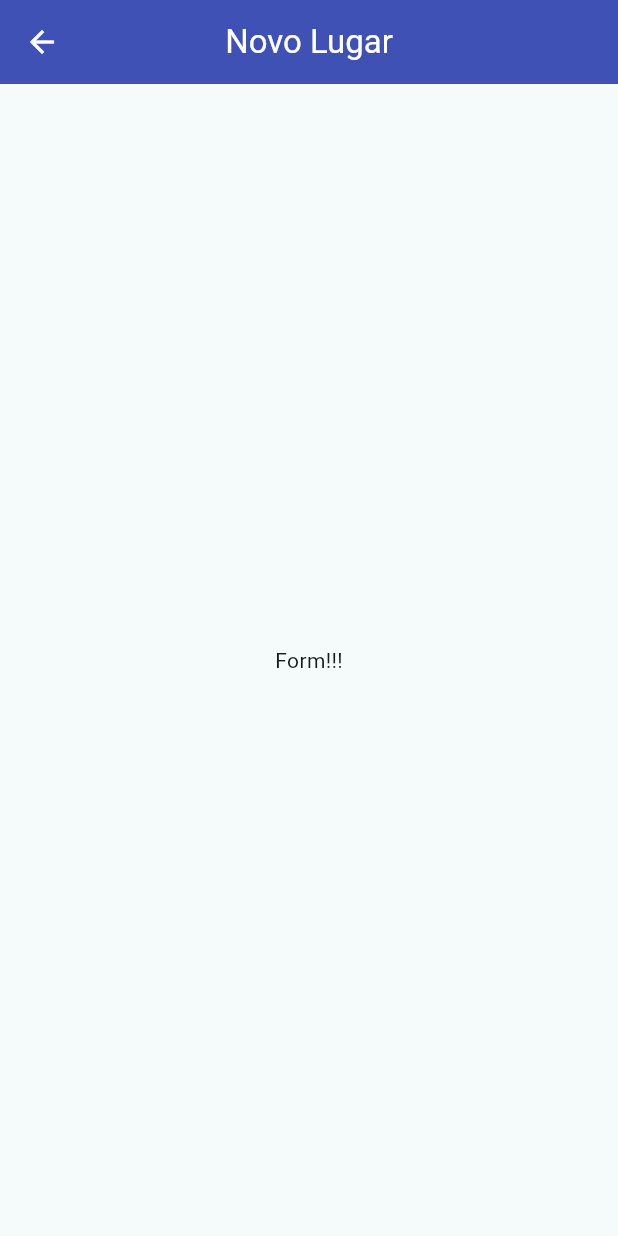
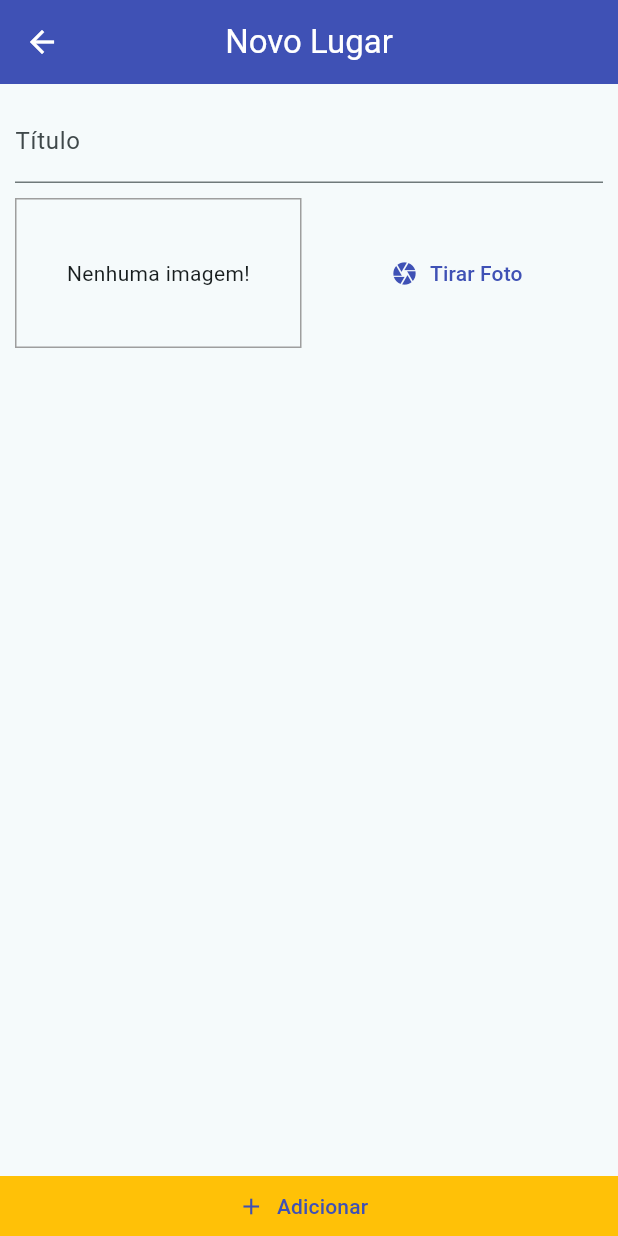
Before and after one commit to leopoldokiala/Great-Places, a Flutter app: the PlacesFormScreen screen opened by its route, on a phone screen of 412 x 824 dp. Run offline on Flutter 3.47's test engine with Material 3 defaults, Android fonts, the phone set to English and light mode, and no system bars.

Commit message:
feat: Formulário Novo Lugar

```diff
--- a/lib/screens/places_form_screen.dart
+++ b/lib/screens/places_form_screen.dart
@@ -1,4 +1,6 @@
 import 'package:flutter/material.dart';
+
+import '../widgets/image_input.dart';
 
 class PlacesFormScreen extends StatefulWidget {
   const new({super.key});
@@ -12,7 +14,40 @@ class _PlacesFormScreenState extends State<PlacesFormScreen> {
   Widget build(BuildContext context) {
     return Scaffold(
       appBar: AppBar(title: Text('Novo Lugar')),
-      body: Center(child: Text('Form!!!')),
+      body: Column(
+        crossAxisAlignment: .stretch,
+        children: [
+          Expanded(
+            child: SingleChildScrollView(
+              child: Padding(
+                padding: const EdgeInsets.all(10.0),
+                child: Column(
+                  children: [
+                    TextField(decoration: InputDecoration(labelText: 'Título')),
+                    SizedBox(height: 10),
+                    ImageInput(),
+                  ],
+                ),
+              ),
+            ),
+          ),
+          ElevatedButton.icon(
+            style: ButtonStyle(
+              backgroundColor: WidgetStatePropertyAll(
+                Theme.of(context).colorScheme.secondary,
+              ),
+              shape: WidgetStatePropertyAll(
+                RoundedRectangleBorder(borderRadius: BorderRadius.zero),
+              ),
+              elevation: WidgetStatePropertyAll(0),
+              tapTargetSize: MaterialTapTargetSize.shrinkWrap,
+            ),
+            onPressed: () {},
+            label: Text('Adicionar'),
+            icon: Icon(Icons.add),
+          ),
+        ],
+      ),
     );
   }
 }
--- /dev/null
+++ b/lib/widgets/image_input.dart
@@ -0,0 +1,37 @@
+import 'package:flutter/material.dart';
+
+class ImageInput extends StatefulWidget {
+  const new({super.key});
+
+  @override
+  State<ImageInput> createState() => _ImageInputState();
+}
+
+class _ImageInputState extends State<ImageInput> {
+  @override
+  Widget build(BuildContext context) {
+    return Row(
+      children: [
+        Expanded(
+          child: Container(
+            width: 100,
+            height: 100,
+            decoration: BoxDecoration(
+              border: Border.all(width: 1, color: Colors.grey),
+            ),
+            alignment: Alignment.center,
+            child: Text('Nenhuma imagem!'),
+          ),
+        ),
+        SizedBox(width: 10),
+        Expanded(
+          child: TextButton.icon(
+            onPressed: () {},
+            icon: Icon(Icons.camera),
+            label: const Text('Tirar Foto'),
+          ),
+        ),
+      ],
+    );
+  }
+}
```
